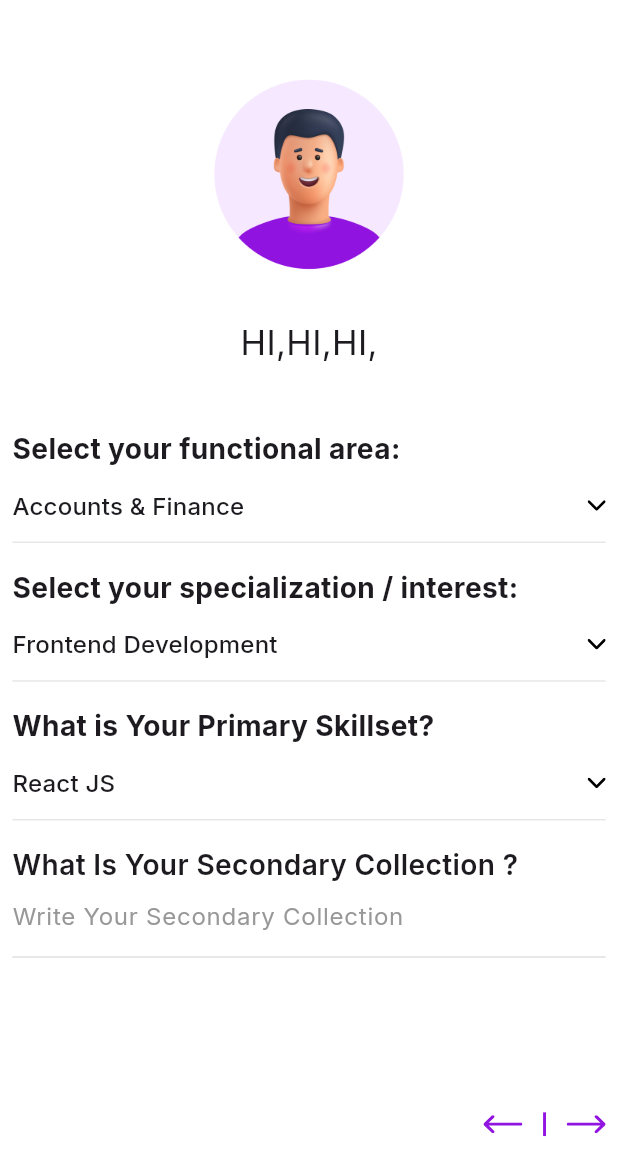
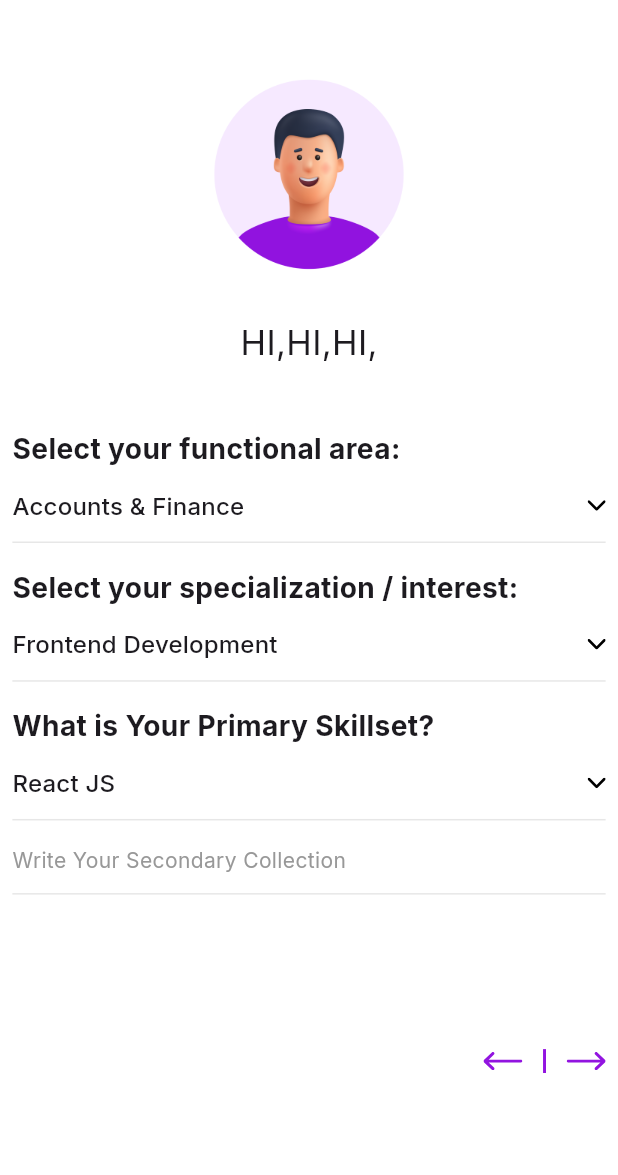
Before and after one commit to Srimantrao/hirexpert, a Flutter app: the Specialization screen opened directly, on a phone screen of 412 x 824 dp. Shown: the top 1175 px of the screen. Run offline on Flutter 3.47's test engine with Material 3 defaults, Android fonts, the phone set to English and light mode, and no system bars; our stand-ins replace dotted_border, flutter_svg, get, google_fonts, shared_preferences, smooth_page_indicator; accounts and stored records are empty.

Commit message:
Thu/04-Jan-2024

```diff
--- a/lib/view/screen/collection/specialization.dart
+++ b/lib/view/screen/collection/specialization.dart
@@ -241,7 +241,30 @@ class _SpecializationState extends State<Specialization> {
                   //Textfild Container
                   Consumer<Collectionpart>(
                     builder: (BuildContext context, value, Widget? child) {
-                      return Inputfild(
+                      return (vis)
+                          ? InkWell(
+                              onTap: () {
+                                vis = !vis;
+                                setState(() {});
+                              },
+                              child: Container(
+                                height: Get.height / 25,
+                                width: Get.width,
+                                decoration: BoxDecoration(
+                                  border: Border(
+                                      bottom: BorderSide(
+                                    color: AppColor.Bottam_color,
+                                  )),
+                                ),
+                                child: Text(
+                                  EditProfile_text.Enter_Secondary,
+                                  style: TextStyle(
+                                    color: AppColor.subcolor,
+                                  ),
+                                ),
+                              ),
+                            )
+                          : Inputfild(
                               suffixIcon: (controller.isVal_one.value ||
                                       controller.isVal_second.value ||
                                       controller.isVal_thrd.value ||
@@ -258,8 +281,6 @@ class _SpecializationState extends State<Specialization> {
                                   : const SizedBox(),
                               onTap: () {
                                 change.ismoving();
-                          vis = !vis;
-                          setState(() {});
                               },
                               labal: EditProfile_text.Secondary,
                               hint: EditProfile_text.Enter_Secondary,
```
Lines whose indentation alone changed are shown as unchanged.
